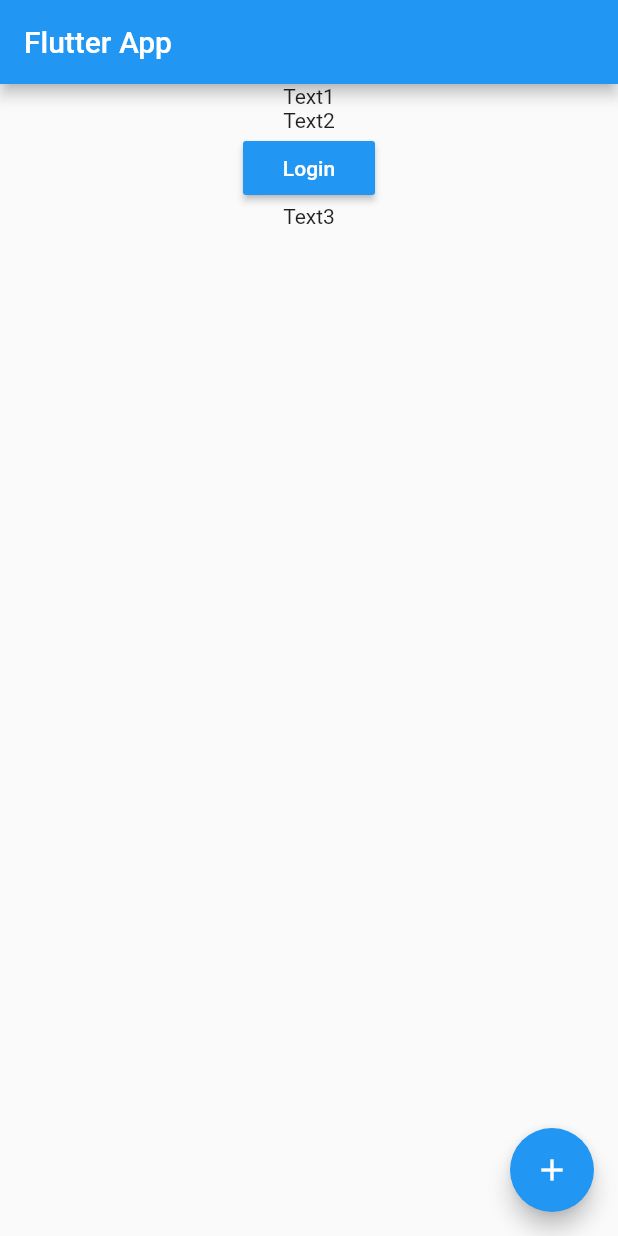
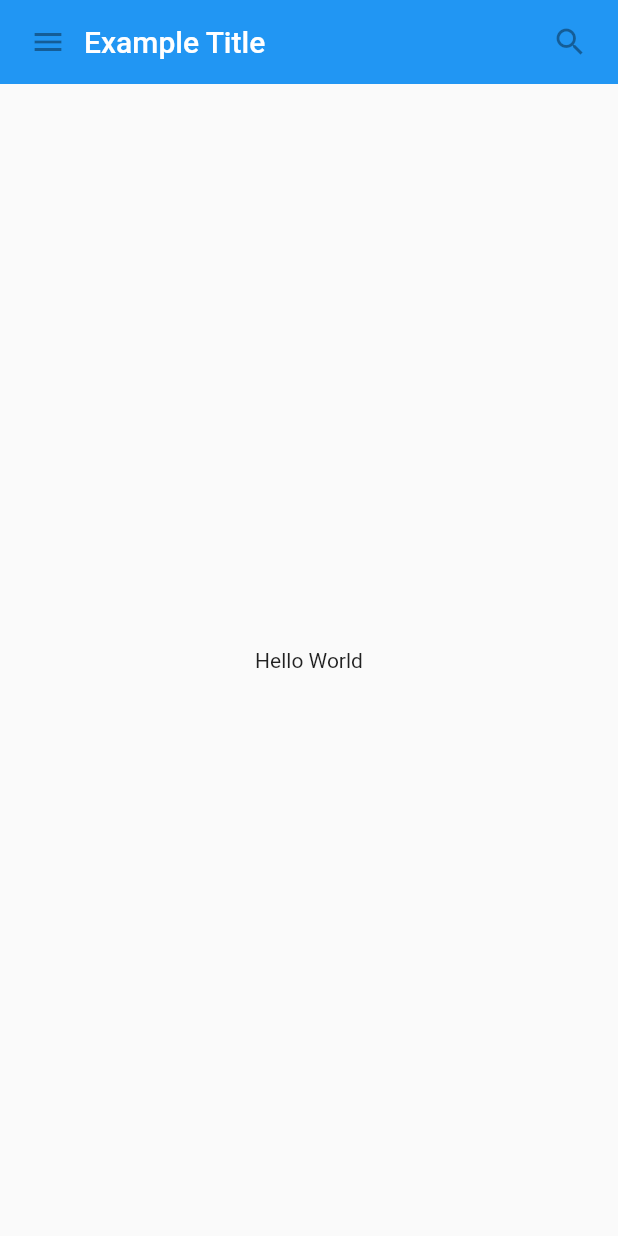
Before and after one commit to m-ata/flutter-test-app, a Flutter app: the screen it shows after launch, on a phone screen of 412 x 824 dp. Run offline on Flutter 3.47's test engine with Material 2 defaults, Android fonts, the phone set to English and light mode, and no system bars.

Commit message:
basic widget from flutter.io

```diff
--- a/lib/main.dart
+++ b/lib/main.dart
@@ -1,32 +1,63 @@
 import 'package:flutter/material.dart';
 
 void main() {
-  runApp(MyApp());
+  runApp(MaterialApp(
+    title: 'My App',
+    home: SafeArea(
+      child: MyScaffoldWidget(),
+    ),
+  ));
 }
-class MyApp extends StatelessWidget {
+class MyAppBar extends StatelessWidget {
+  MyAppBar({this.title});
+
+  final Widget title;
   @override
   Widget build(BuildContext context) {
-    return MaterialApp(
-      title: 'Sample App',
-      theme: ThemeData(primarySwatch: Colors.blue),
-      home: Scaffold(
-        appBar: AppBar(
-          title: Text('Flutter App '),
-        ),
-        floatingActionButton: FloatingActionButton(
-          child: Icon(Icons.add),
-        ),
-        body: Center(
-          child: Column(
-            children: [
-              Text('Text1'),
-              Text('Text2'),
-              RaisedButton(onPressed: () {}, child: Text('Login', style: TextStyle(color: Colors.white)), color: Colors.blue,),
-              Text('Text3'),
-            ],
+    return Container(
+      height: 56.0,
+      padding: const EdgeInsets.symmetric(horizontal: 8.0),
+      decoration: BoxDecoration(color: Colors.blue),
+      child: Row(
+        children: <Widget>[
+          IconButton(
+              icon: (Icon(Icons.menu)),
+              onPressed: null,
+              tooltip: 'Navigation Menu',
+          ),
+          Expanded(
+              child: title
+          ),
+          IconButton(
+              icon: Icon(Icons.search),
+              tooltip: 'Search',
+              onPressed: null
           )
+        ],
       ),
-    ),
     );
   }
 }
+
+class MyScaffoldWidget extends StatelessWidget {
+  @override
+  Widget build(BuildContext context) {
+    return Material(
+      child: Column(
+        children: <Widget>[
+          MyAppBar(
+            title: Text(
+              'Example Title',
+              style: Theme.of(context).primaryTextTheme.headline6,
+            ),
+          ),
+          Expanded(
+              child: Center(
+               child: Text('Hello World'),
+              )
+          )
+        ],
+      ),
+    );
+  }
+}
```
Also changed, not shown: 8 other files.
